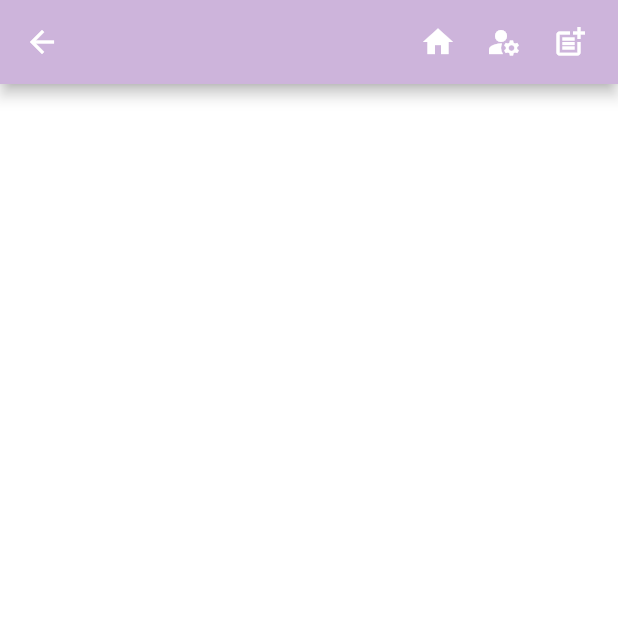
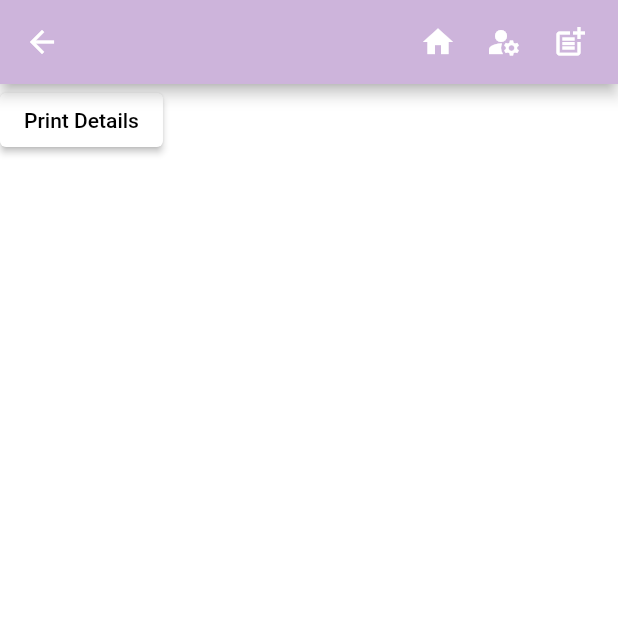
Before and after one commit to yukilaurentiu/salongram, a Flutter app: the Screen1 screen opened by its route, on a phone screen of 412 x 824 dp, the top half of it. Run offline on Flutter 3.47's test engine with Material 2 defaults, Android fonts, the light colour scheme and no system bars; our stand-ins replace webview_flutter; missing offline and left inert: flutter_insta.

Commit message:
added web_view and flutter_insta wedget

```diff
--- a/lib/main.dart
+++ b/lib/main.dart
@@ -19,7 +19,7 @@ class MyApp extends StatelessWidget {
       ),
     initialRoute: '/screen1',
     routes: {
-    '/screen1': (context) => FlexboxExample(),
+    '/screen1': (context) => WebViewApp(),
       '/screen2': (context) => Screen2(),
       '/screen3': (context) => Screen1(),
     });
--- a/lib/screen1.dart
+++ b/lib/screen1.dart
@@ -1,5 +1,5 @@
 import 'package:flutter/material.dart';
-
+import 'package:flutter_insta/flutter_insta.dart';
 import 'nav_bar.dart';
 
 class Screen1 extends StatefulWidget {
@@ -10,10 +10,51 @@ class Screen1 extends StatefulWidget {
 }
 
 class _Screen1State extends State<Screen1> {
+
+  FlutterInsta flutterInsta = FlutterInsta();
+  TextEditingController usernameController = TextEditingController();
+
+  String? username, followers = " ", following, bio, website, profileimage;
+  bool pressed = false;
+  bool downloading = false;
+
+
+  @override
+  void initState() {
+  super.initState();
+  }
+
+  Future printDetails(String username) async {
+    await flutterInsta.getProfileData("sample.acc.salon");
+    print(flutterInsta.feedImagesUrl);
+    // await flutterInsta.getProfileData(username);
+    // setState(() {
+    //   this.username = flutterInsta.username; //username
+    //   followers = flutterInsta.followers; //number of followers
+    //   this.following = flutterInsta.following; // number of following
+    //   this.website = flutterInsta.website; // bio link
+    //   this.bio = flutterInsta.bio; // Bio
+    //   this.profileimage = flutterInsta.imgurl; // Profile picture URL
+    //   print(this.username);
+    // });
+  }
+
   @override
   Widget build(BuildContext context) {
     return Scaffold(
       appBar: navBar(context),
+      body: ElevatedButton(
+        child: const Text("Print Details", style:TextStyle(
+          color: Colors.black,
+        ),),
+        onPressed: () async {
+          setState(() {
+            pressed = true;
+          });
+          printDetails(usernameController.text); //get Data
+        },
+      ),
     );
   }
+
 }
--- a/pubspec.yaml
+++ b/pubspec.yaml
@@ -13,6 +13,8 @@ dependencies:
 
   cupertino_icons: ^1.0.2
   url_launcher: ^6.1.11
+  flutter_insta: ^1.0.1
+  webview_flutter: ^4.2.2
 
 dev_dependencies:
   flutter_test:
```
Also changed, not shown: lib/test.dart (+22 -37 lines), lib/web_view_stack.dart (added, +55 -0 lines), pubspec.lock, 1 other file.
